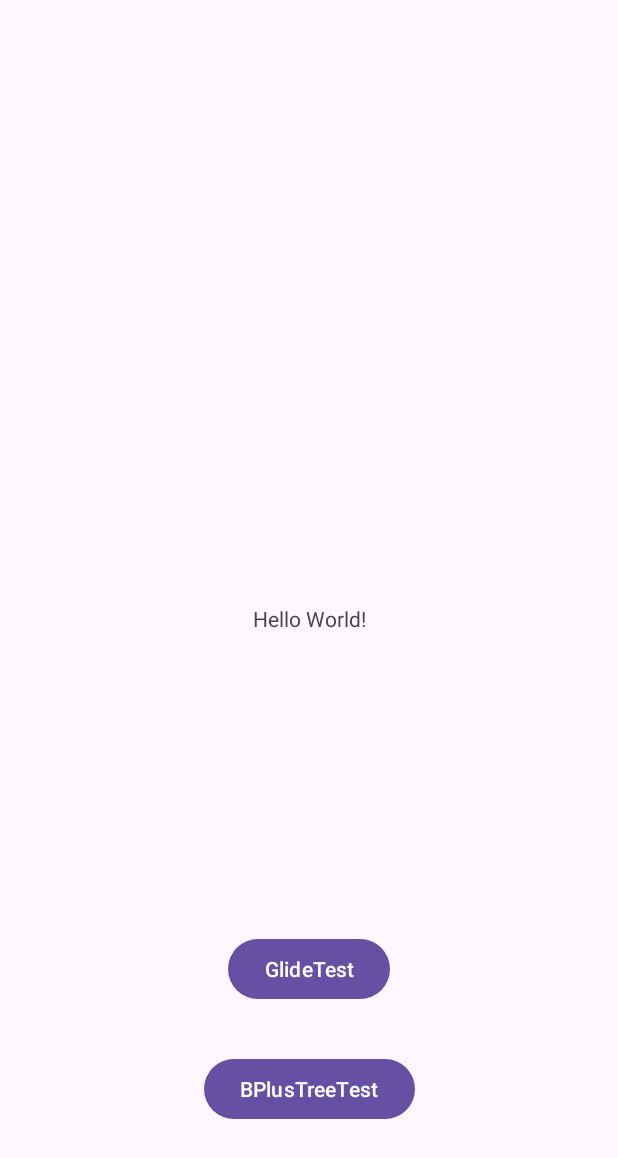
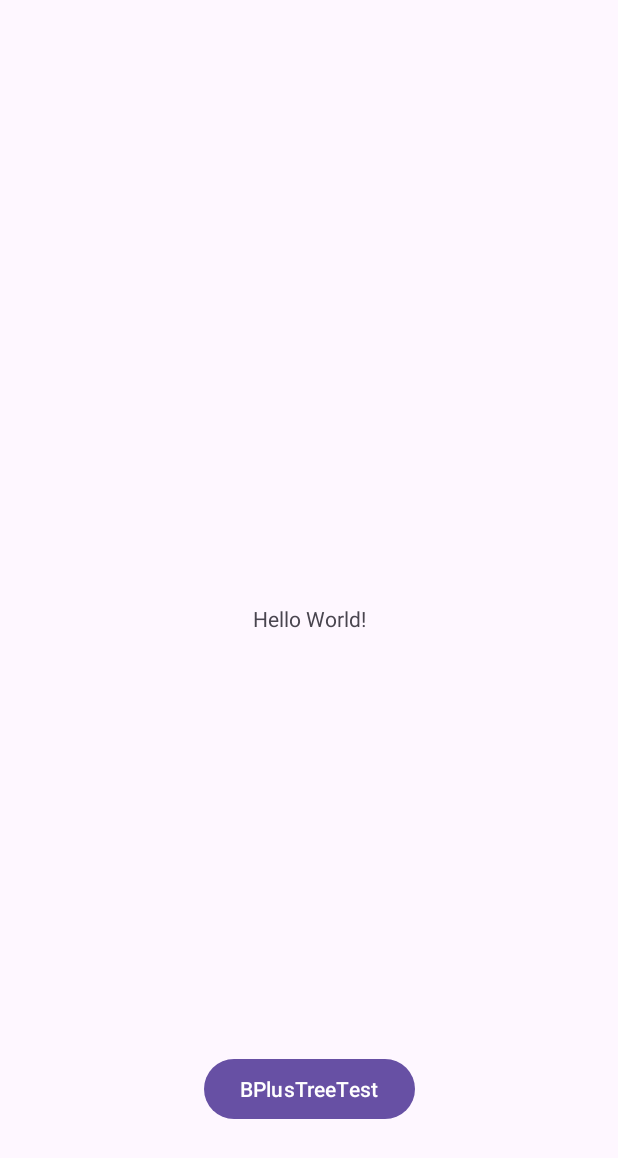
Before and after one commit to hulinxiang/Android-Software, an Android app: the screen it shows after launch (MainActivity), on a phone screen of 412 x 824 dp. Shown: the top 1158 px of the screen. Run offline under Robolectric (Android 15) with nearby library versions, the phone set to English and light mode, and no system bars; our stand-ins replace Firebase (no records; nobody signed in at launch, a user with empty details on screens opened directly).

Commit message:
image loader function finished, delete image load test

```diff
--- a/items/media/_examples/app/src/main/java/com/example/myapplication/activity/MainActivity.java
+++ b/items/media/_examples/app/src/main/java/com/example/myapplication/activity/MainActivity.java
@@ -9,7 +9,6 @@ import android.widget.Button;
 
 import com.example.myapplication.R;
 import com.example.myapplication.activity.loginUsingBPlusTree.LoginActivityBPlusTree;
-import com.example.myapplication.activity.Test.GlideActivityTest;
 import com.google.firebase.FirebaseApp;
 
 
@@ -31,17 +30,5 @@ public class MainActivity extends AppCompatActivity {
             }
         });
 
-
-        Button glideTestButton = findViewById(R.id.GlideTest);
-        glideTestButton.setOnClickListener(new View.OnClickListener() {
-            @Override
-            public void onClick(View view) {
-                Intent intent = new Intent(MainActivity.this, GlideActivityTest.class);
-                startActivity(intent);
-            }
-        });
-
-
-
     }
 }
--- a/items/media/_examples/app/src/main/res/layout/activity_main.xml
+++ b/items/media/_examples/app/src/main/res/layout/activity_main.xml
@@ -26,14 +26,5 @@
         app:layout_constraintStart_toStartOf="parent"
         app:layout_constraintTop_toBottomOf="@+id/textView" />
 
-    <Button
-        android:id="@+id/GlideTest"
-        android:layout_width="wrap_content"
-        android:layout_height="wrap_content"
-        android:layout_marginTop="200dp"
-        android:text="GlideTest"
-        app:layout_constraintEnd_toEndOf="parent"
-        app:layout_constraintStart_toStartOf="parent"
-        app:layout_constraintTop_toBottomOf="@+id/textView" />
 
 </androidx.constraintlayout.widget.ConstraintLayout>
```
Also changed, not shown: items/media/_examples/app/src/main/java/com/example/myapplication/activity/Test/GlideActivityTest.java (deleted, +0 -38 lines).
